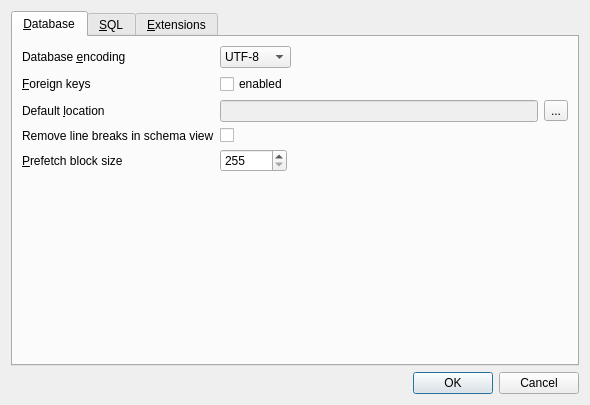
Above: src/PreferencesDialog.ui from sqlitebrowser/sqlitebrowser before the change. Below: the same form after it.
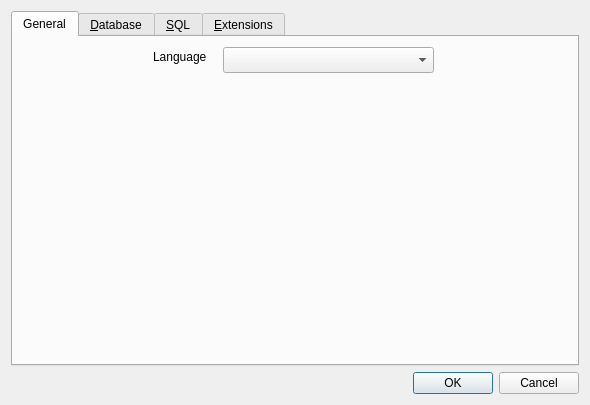
That is the form after the change. Icons and pictures are not drawn.

Commit message:
preferencesdialog: New combobox to change application language
The behavior remains basically as before: when first launched
the application will try to load a translation for the user's
locale, and if one cannot be found it defaults to English.
The difference is that now this is remembered so that upon
further launches the program will go straight to the matching
locale.

See issue #182.

What changed in the file:
```diff
--- a/src/PreferencesDialog.ui
+++ b/src/PreferencesDialog.ui
@@ -22,6 +22,46 @@
      <property name="currentIndex">
       <number>0</number>
      </property>
+     <widget class="QWidget" name="tab_4">
+      <attribute name="title">
+       <string>General</string>
+      </attribute>
+      <widget class="QLabel" name="label_9">
+       <property name="geometry">
+        <rect>
+         <x>140</x>
+         <y>10</y>
+         <width>61</width>
+         <height>20</height>
+        </rect>
+       </property>
+       <property name="text">
+        <string>Language</string>
+       </property>
+      </widget>
+      <widget class="QComboBox" name="languageComboBox">
+       <property name="geometry">
+        <rect>
+         <x>210</x>
+         <y>10</y>
+         <width>211</width>
+         <height>26</height>
+        </rect>
+       </property>
+       <property name="sizePolicy">
+        <sizepolicy hsizetype="Maximum" vsizetype="Fixed">
+         <horstretch>0</horstretch>
+         <verstretch>0</verstretch>
+        </sizepolicy>
+       </property>
+       <property name="sizeAdjustPolicy">
+        <enum>QComboBox::AdjustToMinimumContentsLength</enum>
+       </property>
+       <property name="minimumContentsLength">
+        <number>20</number>
+       </property>
+      </widget>
+     </widget>
      <widget class="QWidget" name="tab">
       <attribute name="title">
        <string>&amp;Database</string>
```
Left out of the diff: 113 changed lines with no effect on the pictures. The commit also changes 3 other files.
